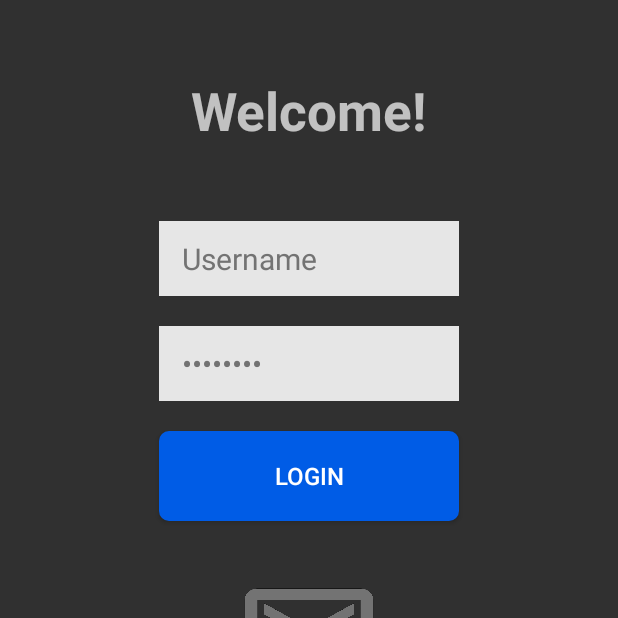
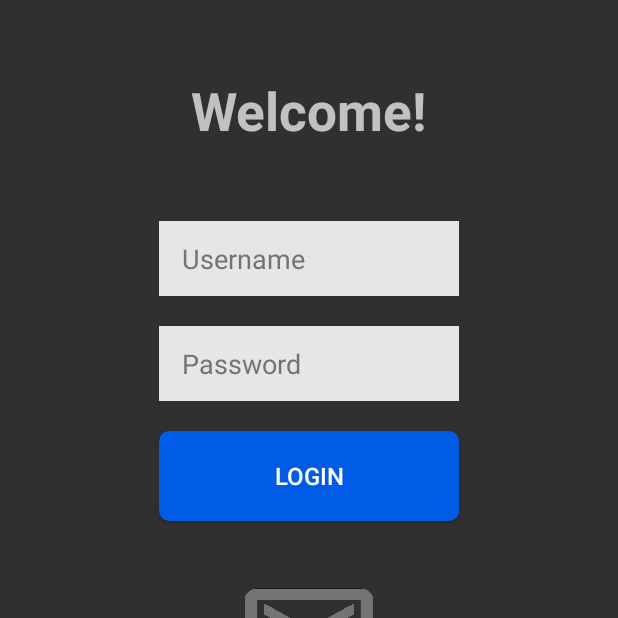
Before and after one commit to ivanleoncz/DN-SSL, an Android app: the screen it shows after launch (LoginActivity), on a phone screen of 412 x 824 dp, the top half of it. Run offline under Robolectric (Android 15) with nearby library versions, the phone set to English and light mode, and no system bars.

Commit message:
improving simple UI aspects

```diff
--- a/Android/app/src/main/res/layout/activity_login.xml
+++ b/Android/app/src/main/res/layout/activity_login.xml
@@ -23,10 +23,13 @@
         android:layout_marginTop="50dp"
         android:layout_gravity="center"
         android:paddingLeft="15dp"
+        android:paddingRight="0dp"
         android:paddingStart="15dp"
-        android:text="@string/login_username"
-        android:textSize="20sp"
+        android:paddingEnd="0dp"
+        android:hint="@string/login_username"
         android:textColor="#737373"
+        android:textColorHint="#737373"
+        android:textSize="18sp"
         android:background="#e6e6e6"/>
 
     <EditText
@@ -37,9 +40,10 @@
         android:layout_gravity="center"
         android:paddingLeft="15dp"
         android:paddingRight="15dp"
-        android:text="@string/login_password"
-        android:textSize="20sp"
+        android:hint="@string/login_password"
         android:textColor="#737373"
+        android:textColorHint="#737373"
+        android:textSize="18sp"
         android:background="#e6e6e6"/>
 
     <Button
@@ -50,7 +54,8 @@
         android:layout_gravity="center"
         android:text="@string/login_button"
         android:textSize="16sp"
-        android:background="@drawable/activity_login_button"/>
+        android:background="@drawable/activity_login_button"
+        android:onClick="login"/>
 
     <ImageView
         android:layout_width="match_parent"
```
